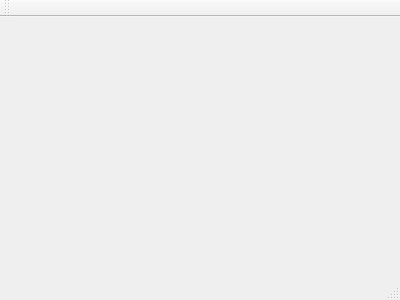
WangLuofan/RDCSource, file RDCServer/RDCMainWindow.ui: the form before one commit.
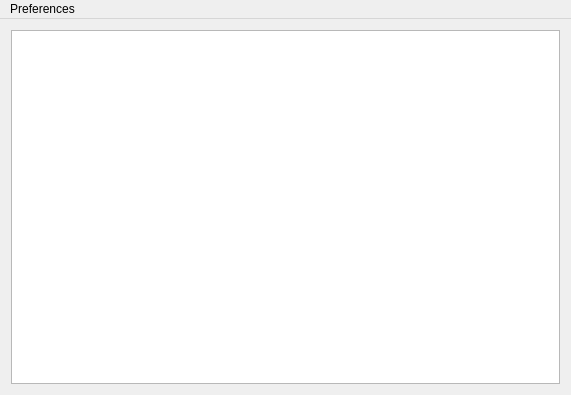
The form after the commit.

What changed in the file:
```diff
--- a/RDCServer/RDCMainWindow.ui
+++ b/RDCServer/RDCMainWindow.ui
@@ -1,24 +1,61 @@
 <ui version="4.0">
  <class>RDCMainWindow</class>
- <widget class="QMainWindow" name="RDCMainWindow" >
-  <property name="geometry" >
+ <widget class="QMainWindow" name="RDCMainWindow">
+  <property name="geometry">
    <rect>
     <x>0</x>
     <y>0</y>
-    <width>400</width>
-    <height>300</height>
+    <width>571</width>
+    <height>395</height>
    </rect>
   </property>
   <property name="windowTitle" >
    <string>RDCMainWindow</string>
   </property>
-  <widget class="QMenuBar" name="menuBar" />
-  <widget class="QToolBar" name="mainToolBar" />
-  <widget class="QWidget" name="centralWidget" />
-  <widget class="QStatusBar" name="statusBar" />
+  <widget class="QWidget" name="centralWidget">
+   <layout class="QGridLayout" name="gridLayout">
+    <item row="0" column="0">
+     <widget class="QTableView" name="clientTableView">
+      <property name="editTriggers">
+       <set>QAbstractItemView::NoEditTriggers</set>
+      </property>
+      <property name="dragDropOverwriteMode">
+       <bool>false</bool>
+      </property>
+      <property name="alternatingRowColors">
+       <bool>true</bool>
+      </property>
+     </widget>
+    </item>
+   </layout>
+  </widget>
+  <widget class="QMenuBar" name="menuBar">
+   <property name="geometry">
+    <rect>
+     <x>0</x>
+     <y>0</y>
+     <width>571</width>
+     <height>25</height>
+    </rect>
+   </property>
+   <widget class="QMenu" name="menuPreferences">
+    <property name="title">
+     <string>Preferences</string>
+    </property>
+    <addaction name="actionPreferences"/>
+   </widget>
+   <addaction name="menuPreferences"/>
+  </widget>
+  <action name="actionPreferences">
+   <property name="text">
+    <string>Preferences</string>
+   </property>
+   <property name="menuRole">
+    <enum>QAction::PreferencesRole</enum>
+   </property>
+  </action>
  </widget>
- <layoutDefault spacing="6" margin="11" />
- <pixmapfunction></pixmapfunction>
+ <layoutdefault spacing="6" margin="11"/>
  <resources/>
  <connections/>
 </ui>
```
Left out of the diff: 3 changed lines with no effect on the pictures.
